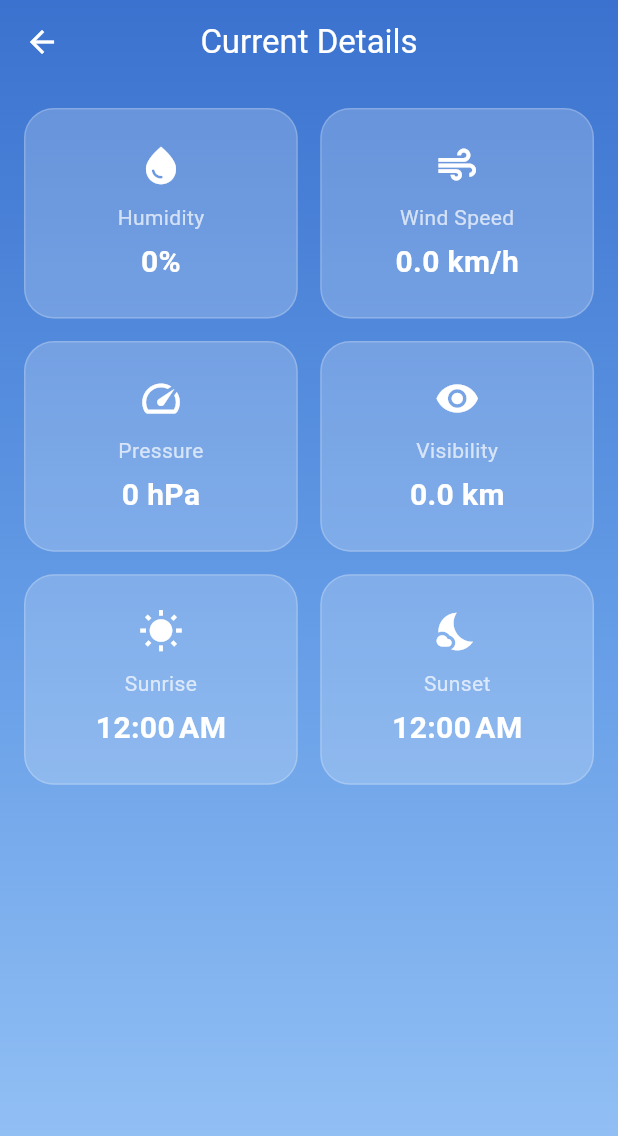
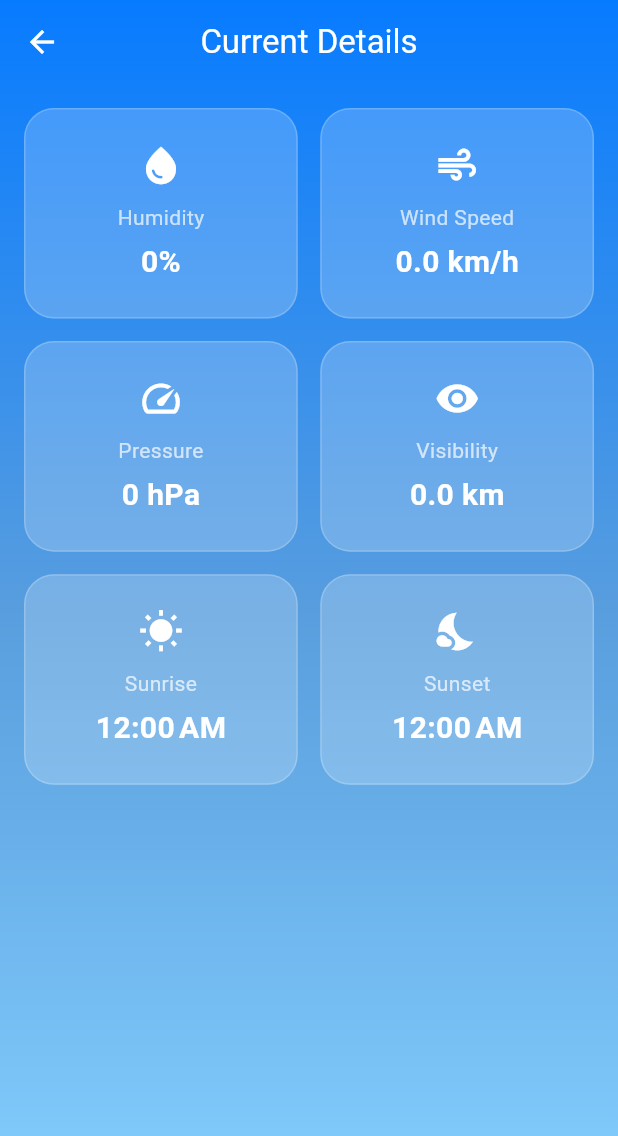
Before and after one commit to SanithuM/Weather_App, a Flutter app: the WeatherDetailsScreen screen opened directly with empty values, on a phone screen of 412 x 824 dp. Shown: the top 1136 px of the screen. Run offline on Flutter 3.47's test engine with Material 3 defaults, Android fonts, the phone set to English and light mode, and no system bars; our stand-ins replace cached_network_image, shared_preferences; accounts and stored records are empty; network calls fail.

Commit message:
Update color definitions for gradient backgrounds in multiple screens

```diff
--- a/lib/features/weather/views/forecast_detail_screen.dart
+++ b/lib/features/weather/views/forecast_detail_screen.dart
@@ -29,9 +29,9 @@ class ForecastDetailScreen extends StatelessWidget {
             begin: Alignment.topCenter,
             end: Alignment.bottomCenter,
             colors: [
-              Color(0xFF3B72CF), // Rich Blue (Top)
-              Color(0xFF649CE6), // Soft Blue (Middle)
-              Color(0xFF9AC6F7), // Light Sky Blue (Bottom)
+              Color.fromARGB(255, 7, 123, 255), // Rich Blue (Top)
+                  Color.fromARGB(255, 89, 158, 222), // Soft Blue (Middle)
+                  Color.fromARGB(255, 133, 208, 255), // Light Sky Blue (Bottom)
             ],
             stops: [0.0, 0.5, 1.0],
           ),
--- a/lib/features/weather/views/weather_details_screen.dart
+++ b/lib/features/weather/views/weather_details_screen.dart
@@ -27,9 +27,9 @@ class WeatherDetailsScreen extends StatelessWidget {
             begin: Alignment.topCenter,
             end: Alignment.bottomCenter,
             colors: [
-                  Color(0xFF3B72CF), // Rich Blue (Top)
-                  Color(0xFF649CE6), // Soft Blue (Middle)
-                  Color(0xFF9AC6F7), // Light Sky Blue (Bottom)
+                  Color.fromARGB(255, 7, 123, 255), // Rich Blue (Top)
+                  Color.fromARGB(255, 89, 158, 222), // Soft Blue (Middle)
+                  Color.fromARGB(255, 133, 208, 255), // Light Sky Blue (Bottom)
                 ],
           ),
         ),
```
Also changed, not shown: lib/features/weather/views/home_screen.dart (+4 -6 lines).
